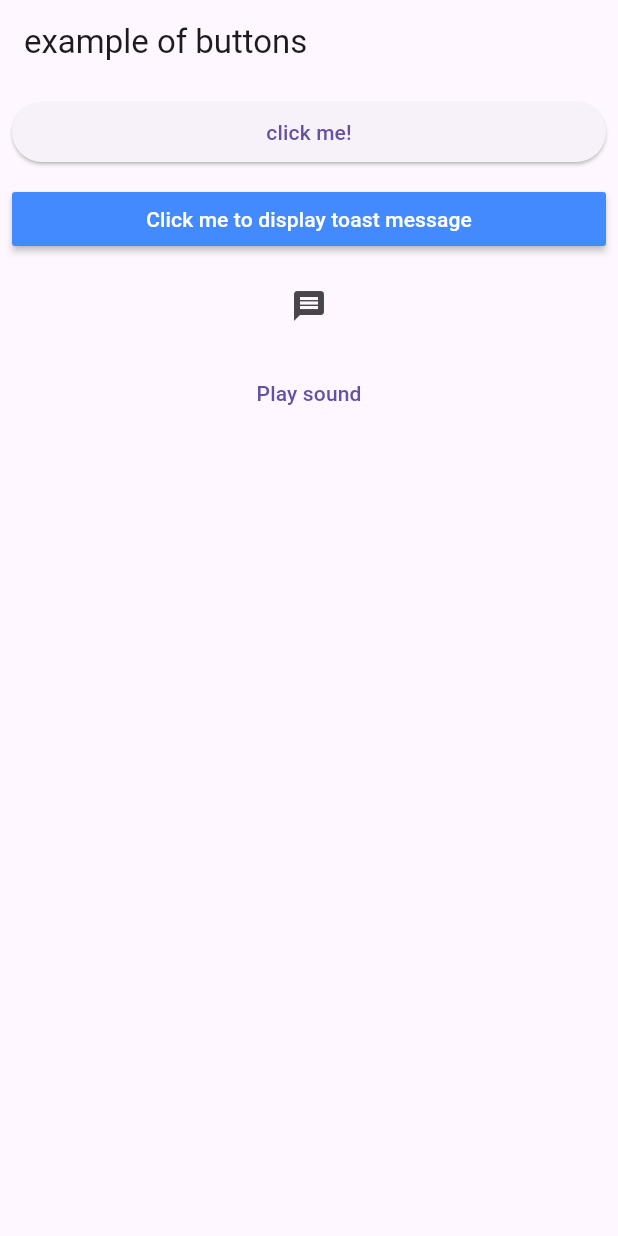
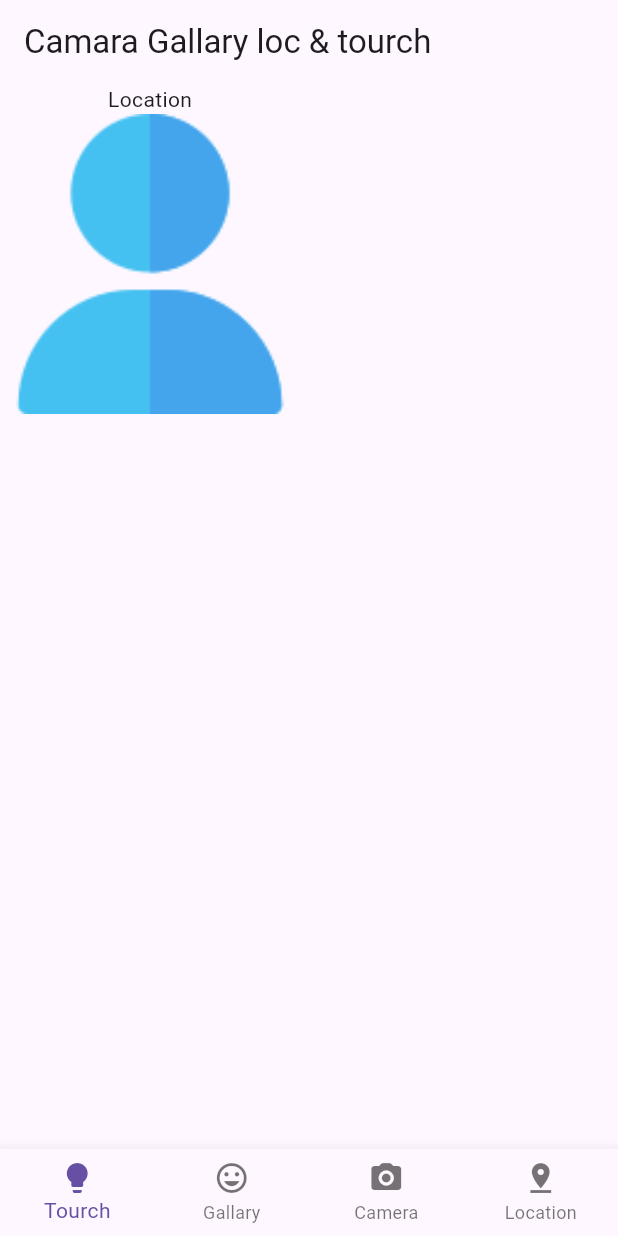
Before and after one commit to theeasylearn/flutter12_basic_of_flutter, a Flutter app: the screen it shows after launch, on a phone screen of 412 x 824 dp. Run offline on Flutter 3.47's test engine with Material 3 defaults, Android fonts, the phone set to English and light mode, and no system bars; our stand-ins replace flutter_local_notifications, flutter_svg, fluttertoast, just_audio, vibration.

Commit message:
Merge remote-tracking branch 'origin/master'
# Conflicts:
#	lib/gridview_example_1.dart

```diff
--- /dev/null
+++ b/lib/25_tourch_gallary_camera_location.dart
@@ -0,0 +1,61 @@
+import 'package:flutter/material.dart';
+class MultipleConcept extends StatelessWidget
+{
+  @override
+  Widget build(BuildContext context) {
+     var imageProvider; //null
+     return Scaffold(
+       appBar: AppBar(
+         title: Text("Camara Gallary loc & tourch"),
+       ),
+       body: Column(
+          crossAxisAlignment: CrossAxisAlignment.center,
+          children: [
+            Text("Location"),
+            Ink.image(
+              image: imageProvider ?? AssetImage('images/username.png'),
+              // or: image: imageProvider ?? MemoryImage(kTransparentImage), // from transparent_image package
+              height: 200,
+              width: 200,
+              fit: BoxFit.cover,
+              child: InkWell(onTap: () {}, child: const SizedBox()),
+            )
+          ],
+       ),
+       bottomNavigationBar: BottomNavigationBar(
+           type: BottomNavigationBarType.fixed,
+           onTap: (index) {
+             if(index == 0)
+             {
+                //start tourch
+             }
+             else if(index == 1)
+             {
+                //open gallary
+             }
+             else if( index == 2)
+             {
+               //open gallary
+             }
+             else
+             {
+                //detect location
+             }
+           },
+           items: [
+         BottomNavigationBarItem(
+             icon: Icon(Icons.lightbulb),
+             label: "Tourch"),
+         BottomNavigationBarItem(
+             icon: Icon(Icons.insert_emoticon),
+         label: "Gallary"),
+         BottomNavigationBarItem(
+                 icon: Icon(Icons.camera_alt_rounded),
+                 label: "Camera"),
+         BottomNavigationBarItem(
+                 icon: Icon(Icons.pin_drop),
+                 label: "Location"),
+       ]),
+     );
+  }
+}
--- a/lib/button_demo.dart
+++ /dev/null
@@ -1,63 +0,0 @@
-import 'package:flutter/material.dart';
-import 'package:fluttertoast/fluttertoast.dart';
-import 'package:just_audio/just_audio.dart';
-class ButtonDemo extends StatelessWidget {
-  int count = 0; //instance variable
-  AudioPlayer player = AudioPlayer();
-  @override
-  Widget build(BuildContext context) {
-    return Scaffold(
-      appBar: AppBar(
-        title: Text("example of buttons"),
-      ),
-      body:  Padding(
-        padding: const EdgeInsets.all(8.0),
-        child: Column(
-            crossAxisAlignment: CrossAxisAlignment.stretch,
-            children: [
-              ElevatedButton(
-                  onPressed: () {
-                  //code in this button will execute when we click on button
-                 count = count + 1; //1
-                 print("count = $count"); //1
-              }, child:
-              Text("click me!")),
-              SizedBox(height: 10,),
-              MaterialButton(
-                textColor: Colors.white,
-                color: Colors.blueAccent,
-                onPressed: (){
-                  Fluttertoast.showToast(
-                    msg: "Hello! Dishant, Manav & harshraj and hardik ",
-                    toastLength: Toast.LENGTH_LONG,    // or Toast.LENGTH_LONG
-                    gravity: ToastGravity.BOTTOM,       // BOTTOM, CENTER, TOP
-                    timeInSecForIosWeb: 3,
-                    backgroundColor: Colors.black,
-                    textColor: Colors.white,
-                    fontSize: 16.0,
-                    webShowClose: true,                 // useful for web
-                  );
-                },
-                child: Text("Click me to display toast message"),
-              ),
-              SizedBox(height: 10,),
-              IconButton(onPressed: () {
-                ScaffoldMessenger.of(context).showSnackBar(
-                  SnackBar(
-                    content: Text('Hello! This is a simple Snackbar'),
-                    duration: Duration(days: 1),
-                    showCloseIcon: true,
-                  ),
-                );
-              }, icon: Icon(Icons.message)),
-              SizedBox(height: 10,),
-              TextButton(onPressed: ()  async {
-                player.setAsset('sound/bell.mp3');              // Schemes: (https: | file: | asset: )
-                player.play();
-              }, child: Text("Play sound"))
-            ],
-        ),
-      ),
-    );
-  }
-}
--- a/lib/main.dart
+++ b/lib/main.dart
@@ -1,6 +1,6 @@
 import 'package:basics_of_flutter/12_table_demo_1.dart';
 import 'package:basics_of_flutter/13_wrap_widget_demo.dart';
-import 'package:basics_of_flutter/button_demo.dart';
+import 'package:basics_of_flutter/24_button_demo.dart';
 import 'package:flutter/material.dart';
 import '14_listview_demo_1.dart';
 import '15_listview_demo_2.dart';
@@ -9,6 +9,7 @@ import '1_center_container_text.dart';
 import '21_layout_builder_demo_1.dart';
 import '22_sliver_demo_1.dart';
 import '23_sliver_demo_2.dart';
+import '25_tourch_gallary_camera_location.dart';
 import '2_container.dart';
 import '3_align_demo.dart';
 import '7_row_column_expanded_1.dart';
@@ -25,7 +26,7 @@ import '19_gridview_example_1.dart';
 import '20_media_query_1.dart';
 
 void main() {
-  ButtonDemo  screen = new ButtonDemo();
+  MultipleConcept  screen = new MultipleConcept();
   runApp(MaterialApp(home: screen,
     debugShowCheckedModeBanner: false,));
 }
--- a/pubspec.yaml
+++ b/pubspec.yaml
@@ -39,6 +39,10 @@ dependencies:
   fluttertoast: ^8.2.14
   just_audio: ^0.9.46
   vibration: ^3.1.5
+  flutter_local_notifications: ^19.5.0
+  torch_light: ^1.1.0
+  image_picker: ^1.1.2
+  location: ^7.0.1
 
 dev_dependencies:
   flutter_test:
```
Also changed, not shown: lib/24_button_demo.dart (added, +146 -0 lines), pubspec.lock, 7 other files.
